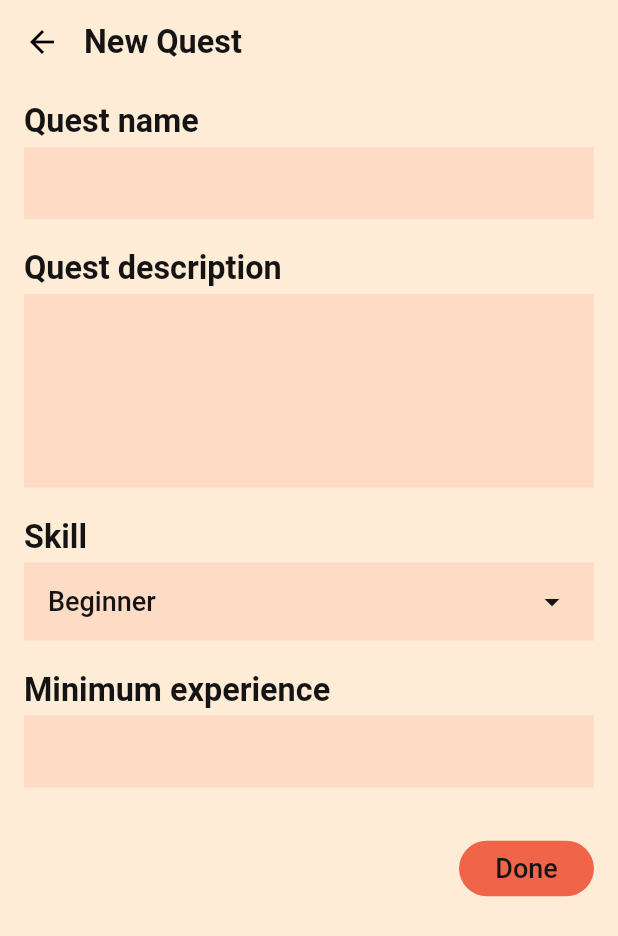
After one commit to rahul2227/Sociality, a Flutter app: the Newquest screen opened directly, on a phone screen of 412 x 824 dp. The commit adds this screen. Shown: the top 936 px of the screen. Run offline on Flutter 3.47's test engine with Material 2 defaults, Android fonts, the light colour scheme and no system bars; our stand-ins replace cloud_firestore, firebase_auth, firebase_core, google_sign_in, shared_preferences; accounts and stored records are empty; Roboto replaces fonts that are missing (Rajdhani).

Commit message:
enhancement of Authentication methods and Addition of Quest System.

```diff
--- /dev/null
+++ b/lib/HelperFunctions/Theme.dart
@@ -0,0 +1,11 @@
+import 'package:flutter/material.dart';
+
+class Constants {
+  String appName = "Flutter App";
+
+  static Color kTextcolor = Color(0xFF141414);
+  static Color kBackgroundcolor = Color(0xFFFEECD6);
+  static Color kCardcolor = Color(0xFFFDDBC5);
+  static Color kNotactive = Color(0xFFD8D8D8);
+  static Color kaccent1 = Color(0xFFF06449);
+}
--- a/lib/HelperFunctions/TimerPainter.dart
+++ b/lib/HelperFunctions/TimerPainter.dart
@@ -1,5 +1,3 @@
-import 'dart:async';
-
 import 'package:flutter/material.dart';
 import 'dart:math' as math;
 
--- a/lib/Screens/MainTimerScreen.dart
+++ b/lib/Screens/MainTimerScreen.dart
@@ -1,5 +1,5 @@
 import 'package:flutter/material.dart';
-import 'dart:math' as math;
+// This file will be used for the reference of the timer and understanding the code.
 
 import 'package:sociality/HelperFunctions/TimerPainter.dart';
 
--- /dev/null
+++ b/lib/Screens/NewQuestScreen.dart
@@ -0,0 +1,210 @@
+import 'package:flutter/material.dart';
+import 'package:sociality/HelperFunctions/Theme.dart';
+
+class Newquest extends StatefulWidget {
+  // this is the new quest form
+// Quest data will be transferred to firebase from here and then will be retrieved by
+// Quest board
+// TODO See where to access this screen from??
+  @override
+  _NewquestState createState() => _NewquestState();
+}
+
+class _NewquestState extends State<Newquest> {
+  final List<String> dropitems = <String>[
+    "Beginner",
+    "Intermediate",
+    "Advanced"
+  ];
+  //final List<String> data = [];
+  String selected = 'Beginner';
+
+  @override
+  Widget build(BuildContext context) {
+    return Scaffold(
+        backgroundColor: Constants.kBackgroundcolor,
+        appBar: AppBar(
+          title:
+              Text('New Quest', style: Theme.of(context).textTheme.headline3),
+          titleSpacing: 0,
+          elevation: 0,
+        ),
+        body: SingleChildScrollView(
+          child: Container(
+            padding: EdgeInsets.fromLTRB(0, 12.0, 0, 0.0),
+            child: Container(
+              margin: EdgeInsets.fromLTRB(16.0, 0, 16.0, 16.0),
+              child: Column(
+                crossAxisAlignment: CrossAxisAlignment.start,
+                children: <Widget>[
+                  Container(
+                    padding: const EdgeInsets.only(bottom: 5.0),
+                    child: Text('Quest name',
+                        style: Theme.of(context)
+                            .textTheme
+                            .headline3
+                            .merge(TextStyle(fontWeight: FontWeight.w700))),
+                  ),
+                  Container(
+                    padding: const EdgeInsets.only(bottom: 20.0),
+                    child: TextField(
+                      style: Theme.of(context).textTheme.bodyText1,
+                      decoration: InputDecoration(
+                        filled: true,
+                        fillColor: Constants.kCardcolor,
+                        //hoverColor: Constants.kCardcolor,
+                        focusColor: Constants.kaccent1,
+                        border: InputBorder.none,
+                        focusedBorder: OutlineInputBorder(
+                            borderSide: new BorderSide(
+                                color: Constants.kaccent1, width: 3.0)),
+                        errorBorder: OutlineInputBorder(
+                            borderSide: new BorderSide(
+                                color: Constants.kaccent1, width: 3.0)),
+                        contentPadding: EdgeInsets.all(12.0),
+                      ),
+                    ),
+                  ),
+                  Container(
+                    padding: const EdgeInsets.only(bottom: 5.0),
+                    child: Text('Quest description',
+                        style: Theme.of(context)
+                            .textTheme
+                            .headline3
+                            .merge(TextStyle(fontWeight: FontWeight.w700))),
+                  ),
+                  Container(
+                    padding: const EdgeInsets.only(bottom: 20.0),
+                    child: TextField(
+                      maxLines: 5,
+                      style: Theme.of(context).textTheme.bodyText1,
+                      decoration: InputDecoration(
+                        filled: true,
+                        fillColor: Constants.kCardcolor,
+                        //hoverColor: Constants.kCardcolor,
+                        focusColor: Constants.kaccent1,
+                        border: InputBorder.none,
+                        focusedBorder: OutlineInputBorder(
+                            borderSide: new BorderSide(
+                                color: Constants.kaccent1, width: 3.0)),
+                        errorBorder: OutlineInputBorder(
+                            borderSide: new BorderSide(
+                                color: Constants.kaccent1, width: 3.0)),
+                        contentPadding: EdgeInsets.all(12.0),
+                      ),
+                    ),
+                  ),
+                  Container(
+                    padding: const EdgeInsets.only(bottom: 5.0),
+                    child: Text('Skill',
+                        style: Theme.of(context)
+                            .textTheme
+                            .headline3
+                            .merge(TextStyle(fontWeight: FontWeight.w700))),
+                  ),
+                  Container(
+                    margin: const EdgeInsets.only(bottom: 20.0),
+                    padding:
+                        EdgeInsets.symmetric(horizontal: 16.0, vertical: 2.0),
+                    color: Constants.kCardcolor,
+                    child: DropdownButtonHideUnderline(
+                        child: DropdownButton(
+                      dropdownColor: Constants.kaccent1,
+                      autofocus: true,
+                      isExpanded: true,
+                      icon: Icon(
+                          // Add this
+                          Icons.arrow_drop_down, // Add this
+                          color: Constants.kTextcolor,
+                          size: 24.0 // Add this
+                          ),
+                      elevation: 2,
+                      style:
+                          Theme.of(context).textTheme.bodyText1.merge(TextStyle(
+                                color: Constants.kTextcolor,
+                              )),
+                      value: selected,
+                      items: dropitems.map((item) {
+                        return DropdownMenuItem(
+                          value: item,
+                          child: new Text(item),
+                        );
+                      }).toList(),
+                      onChanged: (value) {
+                        setState(() {
+                          selected = value;
+                        });
+                      },
+                    )),
+                  ),
+                  Container(
+                    padding: const EdgeInsets.only(bottom: 5.0),
+                    child: Text('Minimum experience',
+                        style: Theme.of(context)
+                            .textTheme
+                            .headline3
+                            .merge(TextStyle(fontWeight: FontWeight.w700))),
+                  ),
+                  Container(
+                    padding: const EdgeInsets.only(bottom: 20.0),
+                    child: TextField(
+                      style: Theme.of(context).textTheme.bodyText1,
+                      decoration: InputDecoration(
+                        filled: true,
+                        fillColor: Constants.kCardcolor,
+                        //hoverColor: Constants.kCardcolor,
+                        focusColor: Constants.kaccent1,
+                        border: InputBorder.none,
+                        focusedBorder: OutlineInputBorder(
+                            borderSide: new BorderSide(
+                                color: Constants.kaccent1, width: 3.0)),
+                        errorBorder: OutlineInputBorder(
+                            borderSide: new BorderSide(
+                                color: Constants.kaccent1, width: 3.0)),
+                        contentPadding: EdgeInsets.all(12.0),
+                      ),
+                    ),
+                  ),
+                  Row(
+                    mainAxisAlignment: MainAxisAlignment.end,
+                    children: [
+                      Container(
+                        width: 90,
+                        margin: EdgeInsets.only(top: 10.0),
+                        child: TextButton(
+                            onPressed: () {
+                              Navigator.of(context).pop();
+                            },
+                            style: ButtonStyle(
+                                padding: MaterialStateProperty.all(
+                                    EdgeInsets.all(8.0)),
+                                backgroundColor: MaterialStateProperty.all(
+                                    Constants.kaccent1),
+                                shape: MaterialStateProperty.all(
+                                    RoundedRectangleBorder(
+                                        borderRadius:
+                                            BorderRadius.circular(30.0))),
+                                overlayColor:
+                                    MaterialStateProperty.resolveWith<Color>(
+                                  (Set<MaterialState> states) {
+                                    if (states.contains(MaterialState.hovered))
+                                      return Constants.kaccent1;
+                                    if (states
+                                            .contains(MaterialState.focused) ||
+                                        states.contains(MaterialState.pressed))
+                                      return Constants.kaccent1;
+                                    return null; // Defer to the widget's default.
+                                  },
+                                )),
+                            child: Text('Done',
+                                style: Theme.of(context).textTheme.button)),
+                      ),
+                    ],
+                  ),
+                ],
+              ),
+            ),
+          ),
+        ));
+  }
+}
--- a/lib/Services/Auth.dart
+++ b/lib/Services/Auth.dart
@@ -3,6 +3,7 @@ import 'package:sociality/Models/User.dart';
 import 'package:firebase_auth/firebase_auth.dart';
 import 'package:flutter/material.dart';
 import 'package:google_sign_in/google_sign_in.dart';
+import 'package:sociality/Screens/MainTimerScreen.dart';
 
 // FirebaseUser is changed to User
 // AuthResult has been changed to UserCredential
@@ -21,6 +22,7 @@ class AuthService {
       User user = result.user;
       return _userFromFirebaseUser(user);
     } catch (e) {
+      print("this is the error from signInWithEmailAndPassword");
       print(e.toString());
       return null;
     }
@@ -65,7 +67,8 @@ class AuthService {
 
     if (result == null) {
     } else {
-      // Navigator.push(context, MaterialPageRoute(builder: (context) => Chat()));
+      Navigator.push(
+          context, MaterialPageRoute(builder: (context) => MainTimerScreen()));
       //Add Navigation to the timer screen which is empty currently.
     }
   }
--- a/lib/Services/Database.dart
+++ b/lib/Services/Database.dart
@@ -26,5 +26,4 @@ class DatabaseMethods {
   //       .where('name', isEqualTo: searchField)
   //       .getDocuments();
   // }
-  // TODO -  Correct the documents part of this function.
 }
```
Also changed, not shown: lib/Screens/LoginScreen.dart (+17 -9 lines), lib/Screens/QuestBoardScreen.dart (added, +36 -0 lines), lib/Screens/QuestDetailScreen.dart (added, +106 -0 lines), lib/Screens/SignupScreen.dart (+4 -5 lines), lib/Widgets/QuestCard.dart (added, +75 -0 lines), lib/main.dart (+23 -4 lines).
